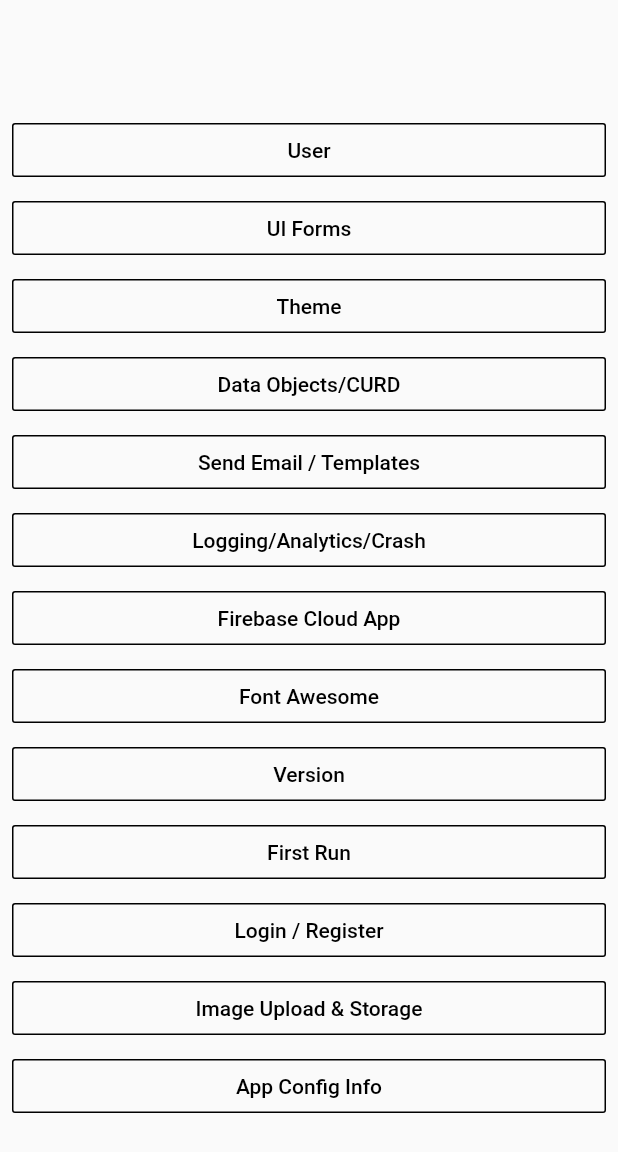
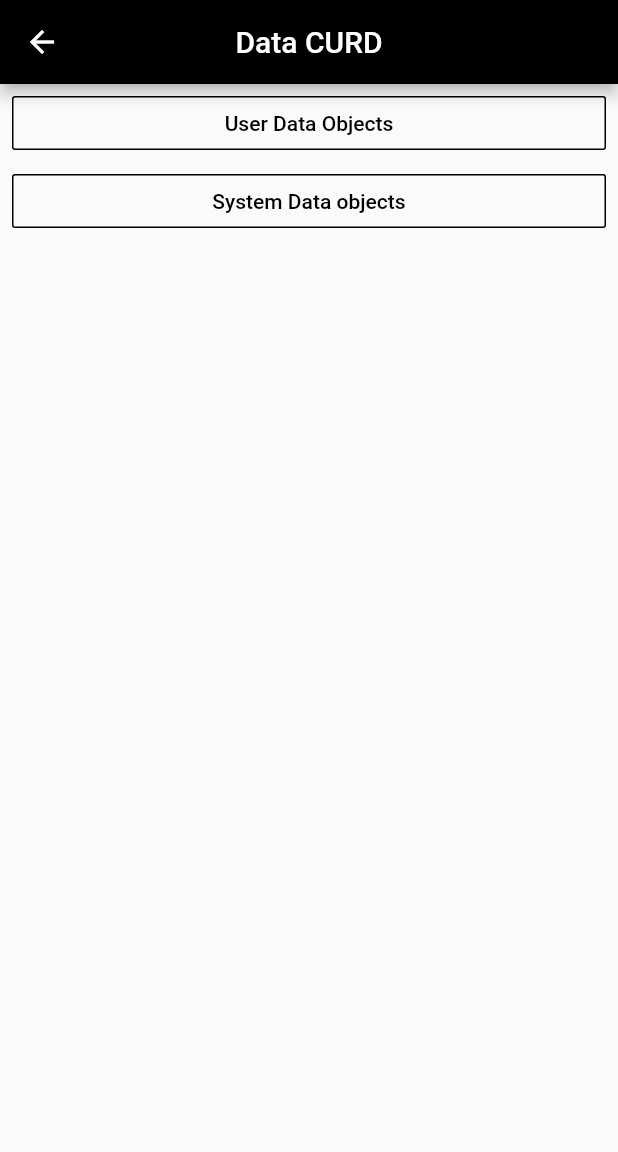
Before and after one commit to syetalabs/flutter_firebase_cubit_starter_kit, a Flutter app: the Dashboard screen opened by its route, after a tap on "Data Objects/CURD", on a phone screen of 412 x 824 dp. Shown: the top 1152 px of the screen. Run offline on Flutter 3.47's test engine with Material 2 defaults, Android fonts, the phone set to English and light mode, and no system bars; our stand-ins replace bloc, circular_profile_avatar, firebase_auth, firebase_core, firebase_crashlytics, flutter_bloc and 1 more; accounts and stored records are empty.

Commit message:
added screen uis

```diff
--- a/lib/util/custom_routes.dart
+++ b/lib/util/custom_routes.dart
@@ -1,4 +1,6 @@
 import 'package:flutter/material.dart';
+import 'package:flutter_firebase_cubit_starter_kit/views/pages/data_curd/index.dart';
+import 'package:flutter_firebase_cubit_starter_kit/views/pages/theme/index.dart';
 import 'package:flutter_firebase_cubit_starter_kit/views/pages/user/custom_user_data.dart';
 import 'package:flutter_firebase_cubit_starter_kit/views/pages/user/user_account_data.dart';
 
@@ -21,4 +23,6 @@
   UserCoreData.routeName: (context) => UserCoreData(),
   UserAccountData.routeName: (context) => UserAccountData(),
   CustomUserData.routeName: (context) => CustomUserData(),
+  ThemeScreen.routeName: (context) => ThemeScreen(),
+  DataCurdScreen.routeName: (context) => DataCurdScreen(),
 };
--- a/lib/views/pages/dashboard/index.dart
+++ b/lib/views/pages/dashboard/index.dart
@@ -1,4 +1,6 @@
 import 'package:flutter/material.dart';
+import 'package:flutter_firebase_cubit_starter_kit/views/pages/data_curd/index.dart';
+import 'package:flutter_firebase_cubit_starter_kit/views/pages/theme/index.dart';
 
 import '../user/index.dart';
 import '../../widgets/feature_button.dart';
@@ -18,8 +20,16 @@
                   Navigator.of(context).pushNamed(UserScreen.routeName);
                 }),
             FeatureButton(heading: "UI Forms", onPressed: () {}),
-            FeatureButton(heading: "Theme", onPressed: () {}),
-            FeatureButton(heading: "Data Objects/CURD", onPressed: () {}),
+            FeatureButton(
+                heading: "Theme",
+                onPressed: () {
+                  Navigator.of(context).pushNamed(ThemeScreen.routeName);
+                }),
+            FeatureButton(
+                heading: "Data Objects/CURD",
+                onPressed: () {
+                  Navigator.of(context).pushNamed(DataCurdScreen.routeName);
+                }),
             FeatureButton(heading: "Send Email / Templates", onPressed: () {}),
             FeatureButton(heading: "Logging/Analytics/Crash", onPressed: () {}),
             FeatureButton(heading: "Firebase Cloud App", onPressed: () {}),
--- /dev/null
+++ b/lib/views/pages/data_curd/index.dart
@@ -0,0 +1,32 @@
+import 'package:flutter/material.dart';
+import '../../widgets/feature_button.dart';
+
+class DataCurdScreen extends StatelessWidget {
+  static const routeName = '/data-curd-screen';
+  @override
+  Widget build(BuildContext context) {
+    return Scaffold(
+      appBar: AppBar(
+        backgroundColor: Colors.black,
+        centerTitle: true,
+        title: Text('Data CURD'),
+      ),
+      body: SingleChildScrollView(
+        child: Column(
+          children: [
+            FeatureButton(
+                heading: "User Data Objects",
+                onPressed: () {
+                  // Navigator.pushNamed(context, UserCoreData.routeName);
+                }),
+            FeatureButton(
+                heading: "System Data objects",
+                onPressed: () {
+                  //  Navigator.pushNamed(context, UserAccountData.routeName);
+                }),
+          ],
+        ),
+      ),
+    );
+  }
+}
--- a/pubspec.yaml
+++ b/pubspec.yaml
@@ -26,7 +26,7 @@
 
   # The following adds the Cupertino Icons font to your application.
   # Use with the CupertinoIcons class for iOS style icons.
-  cupertino_icons: ^1.0.0
+  cupertino_icons: ^0.1.3
   flutter_bloc: ^6.1.1
   bloc: ^6.1.1
   firebase_auth: ^0.18.4+1
@@ -35,6 +35,7 @@
   firebase_crashlytics: ^0.2.4
   page_view_indicators: ^1.4.0
   circular_profile_avatar: ^1.0.8
+  card_settings: ^1.15.0
 
 dev_dependencies:
   flutter_test:
```
Also changed, not shown: lib/views/pages/app_config/index.dart (added, +35 -0 lines), lib/views/pages/send_email/send_email.dart (added, +14 -0 lines), lib/views/pages/theme/index.dart (added, +15 -0 lines), lib/views/pages/user/index.dart (+7 -3 lines), pubspec.lock, 2 other files.
